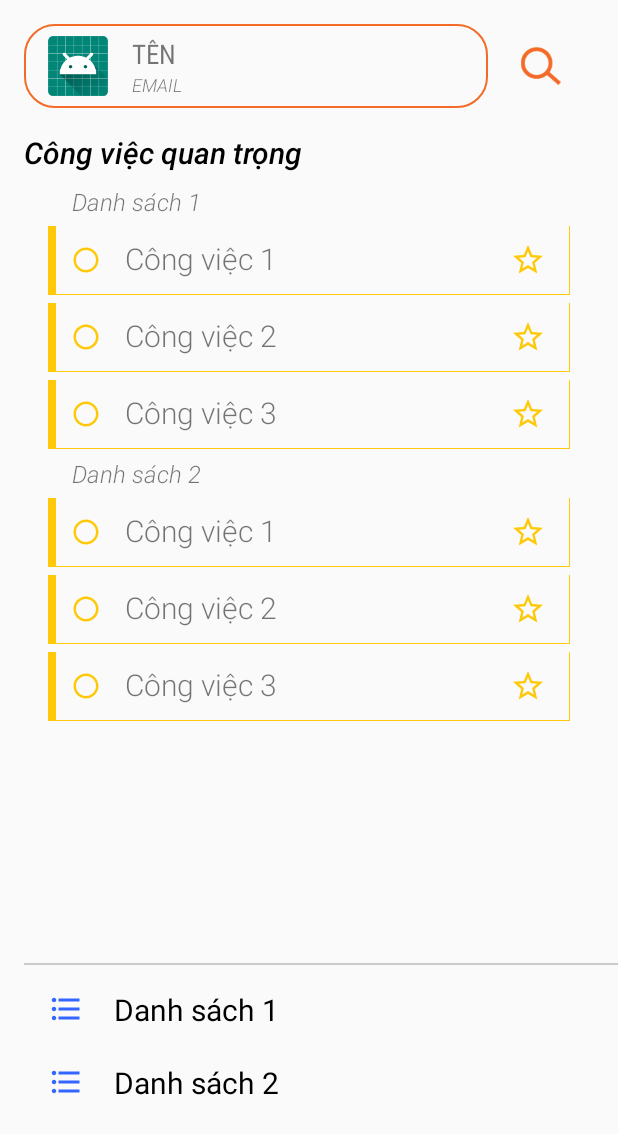
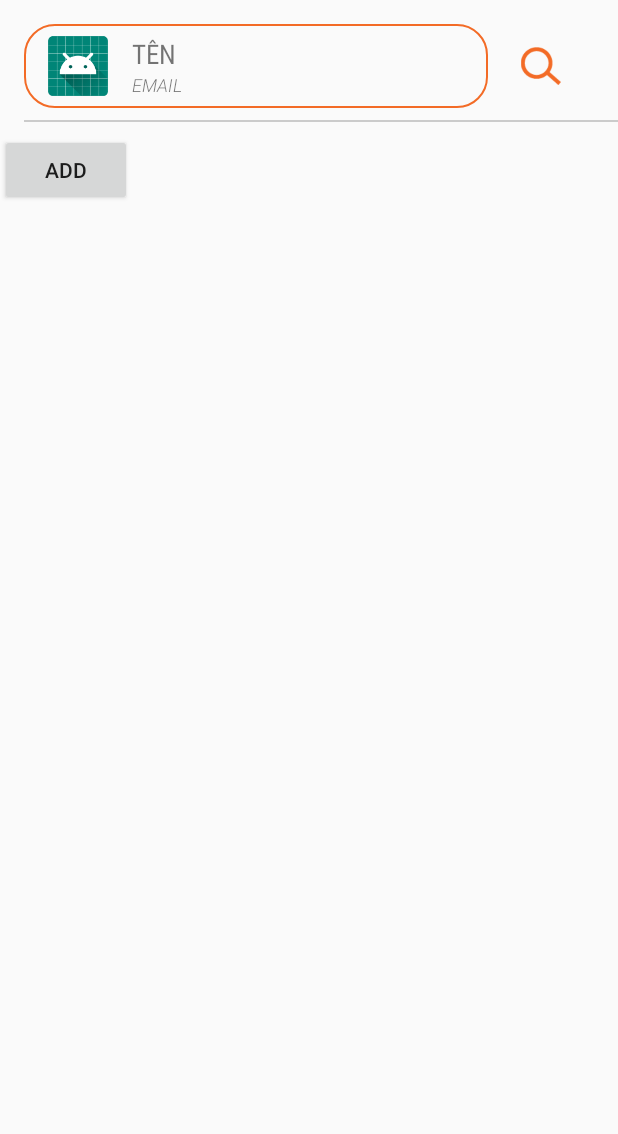
Before and after one commit to thanhbuigithub/ANDROID_MYTASKS, an Android app: the screen it shows after launch (MainActivity), on a phone screen of 412 x 824 dp. Shown: the top 1134 px of the screen. Run offline under Robolectric (Android 15) with nearby library versions, the phone set to English and light mode, and no system bars.

Commit message:
Create database and Change main activity layout

```diff
--- a/app/src/main/java/com/example/mytasks/CustomExpendableListView.java
+++ /dev/null
@@ -1,84 +0,0 @@
-package com.example.mytasks;
-
-import android.content.Context;
-import android.content.Intent;
-import android.view.LayoutInflater;
-import android.view.View;
-import android.view.ViewGroup;
-import android.widget.BaseExpandableListAdapter;
-import android.widget.TextView;
-
-import java.util.HashMap;
-import java.util.List;
-
-public class CustomExpendableListView extends BaseExpandableListAdapter {
-    Context context;
-    List<String> listList;
-    HashMap<String,List<Tasks>> listTask;
-
-    public CustomExpendableListView(Context context, List<String> listList, HashMap<String, List<Tasks>> listTask) {
-        this.context = context;
-        this.listList = listList;
-        this.listTask = listTask;
-    }
-
-    @Override
-    public int getGroupCount() {
-        return listList.size();
-    }
-
-    @Override
-    public int getChildrenCount(int groupPosition) {
-        return listTask.get(listList.get(groupPosition)).size();
-    }
-
-    @Override
-    public Object getGroup(int groupPosition) {
-        return listList.get(groupPosition);
-    }
-
-    @Override
-    public Object getChild(int groupPosition, int childPosition) {
-        return listTask.get(listList.get(groupPosition)).get(childPosition);
-    }
-
-    @Override
-    public long getGroupId(int groupPosition) {
-        return groupPosition;
-    }
-
-    @Override
-    public long getChildId(int groupPosition, int childPosition) {
-        return childPosition;
-    }
-
-    @Override
-    public boolean hasStableIds() {
-        return false;
-    }
-
-    @Override
-    public View getGroupView(int groupPosition, boolean isExpanded, View convertView, ViewGroup parent) {
-        String listName = (String) getGroup(groupPosition);
-        LayoutInflater inflater = (LayoutInflater) context.getSystemService(context.LAYOUT_INFLATER_SERVICE);
-        convertView = inflater.inflate(R.layout.list_list,null);
-        TextView tvList = (TextView) convertView.findViewById(R.id.tvlist);
-        tvList.setText(listName);
-        return convertView;
-    }
-
-    @Override
-    public View getChildView(int groupPosition, int childPosition, boolean isLastChild, View convertView, ViewGroup parent) {
-        Tasks taskName = (Tasks) getChild(groupPosition, childPosition);
-        LayoutInflater inflater = (LayoutInflater) context.getSystemService(context.LAYOUT_INFLATER_SERVICE);
-        convertView = inflater.inflate(R.layout.list_task,null);
-        TextView tvTask = (TextView) convertView.findViewById(R.id.tvtask);
-        tvTask.setText(taskName.mName);
-        return convertView;
-    }
-
-    @Override
-    public boolean isChildSelectable(int groupPosition, int childPosition) {
-        return true;
-    }
-}
--- /dev/null
+++ b/app/src/main/java/com/example/mytasks/DbHelper.java
@@ -0,0 +1,169 @@
+package com.example.mytasks;
+
+import android.content.ContentValues;
+import android.content.Context;
+import android.database.Cursor;
+import android.database.sqlite.SQLiteDatabase;
+import android.database.sqlite.SQLiteOpenHelper;
+
+import androidx.annotation.Nullable;
+
+import java.util.ArrayList;
+
+public class DbHelper extends SQLiteOpenHelper {
+    private static final String DB_NAME = "MyTasksDB";
+    private static final int DB_VER = 1;
+    public static final String DB_TABLE_TASK = "Task";
+    public static final String DB_TABLE_LIST = "List";
+    public static final String DB_COLUMN_ID = "ID";
+    public static final String DB_COLUMN_NAME = "Name";
+    public static final String DB_COLUMN_ISIMPORTANT = "IsImportant";
+    public static final String DB_COLUMN_ISDONE = "IsDone";
+    public static final String DB_COLUMN_IDLIST = "IDList";
+    public static final String DB_COLUMN_ICON = "Icon";
+
+
+    public DbHelper(@Nullable Context context) {
+        super(context, DB_NAME, null, DB_VER);
+    }
+
+    @Override
+    public void onCreate(SQLiteDatabase db) {
+        String script = "CREATE TABLE " + DB_TABLE_TASK + " ( "
+                + DB_COLUMN_ID + " integer primary key, "
+                + DB_COLUMN_NAME + " text, "
+                + DB_COLUMN_ISDONE + " integer, "
+                + DB_COLUMN_ISIMPORTANT + " integer, "
+                + DB_COLUMN_IDLIST + " integer)";
+        db.execSQL(script);
+
+        script = "CREATE TABLE " + DB_TABLE_LIST + " ( "
+                + DB_COLUMN_ID + " integer primary key, "
+                + DB_COLUMN_NAME + " text, "
+                + DB_COLUMN_ICON + " integer)";
+        db.execSQL(script);
+    }
+
+    @Override
+    public void onUpgrade(SQLiteDatabase db, int oldVersion, int newVersion) {
+        String script = "DROP TABLE IF EXISTS " + DB_TABLE_TASK;
+        db.execSQL(script);
+
+        script = "DROP TABLE IF EXISTS " + DB_TABLE_LIST;
+        db.execSQL(script);
+
+        onCreate(db);
+    }
+
+    public void insertNewList(TaskList list){
+        SQLiteDatabase db = this.getWritableDatabase();
+        ContentValues values = new ContentValues();
+        values.put(DB_COLUMN_NAME,list.getmName());
+        values.put(DB_COLUMN_ICON,list.getmIcon());
+        db.insertWithOnConflict(DB_TABLE_LIST,null,values,SQLiteDatabase.CONFLICT_IGNORE);
+        db.close();
+    }
+
+    public void insertNewTaskToList(Task task, TaskList list){
+        SQLiteDatabase db = this.getWritableDatabase();
+        ContentValues values = new ContentValues();
+        values.put(DB_COLUMN_NAME,task.getmName());
+        values.put(DB_COLUMN_ISDONE, task.getmIsDone());
+        values.put(DB_COLUMN_ISIMPORTANT, task.getmIsImportant());
+        values.put(DB_COLUMN_IDLIST, list.getmID());
+        db.insertWithOnConflict(DB_TABLE_LIST,null,values,SQLiteDatabase.CONFLICT_IGNORE);
+        db.close();
+    }
+
+    public void deleteTask(Task task)
+    {
+        SQLiteDatabase db = this.getWritableDatabase();
+        db.delete(DB_TABLE_TASK, DB_COLUMN_ID + " = ?", new String[]{String.valueOf(task.getmID())});
+        db.close();
+    }
+
+    public void deleteList(TaskList list)
+    {
+        SQLiteDatabase db = this.getWritableDatabase();
+        db.delete(DB_TABLE_LIST, DB_COLUMN_ID + " = ?", new String[]{String.valueOf(list.getmID())});
+        db.delete(DB_TABLE_TASK, DB_COLUMN_IDLIST + " = ?", new String[]{String.valueOf(list.getmID())});
+    }
+
+    public ArrayList<TaskList> getAllList(){
+        ArrayList<TaskList> allList = new ArrayList<>();
+        TaskList list = new TaskList();
+        Task task = new Task();
+        SQLiteDatabase db = this.getReadableDatabase();
+        String selectQueryList = "SELECT * FROM " + DB_TABLE_LIST;
+        String selectQueryTask = "SELECT * FROM " + DB_TABLE_TASK;
+
+        Cursor cursorList = db.rawQuery(selectQueryList,null);
+        Cursor cursorTask = db.rawQuery(selectQueryTask,null);
+
+        cursorList.moveToPosition(-1);
+        while(cursorList.moveToNext()){
+            list.setmID(cursorList.getInt(cursorList.getColumnIndex(DB_COLUMN_ID)));
+            list.setmName(cursorList.getString(cursorList.getColumnIndex(DB_COLUMN_NAME)));
+            list.setmIcon(cursorList.getInt(cursorList.getColumnIndex(DB_COLUMN_ICON)));
+            cursorTask.moveToPosition(-1);
+            while (cursorTask.moveToNext()){
+                task.setmID(cursorTask.getInt(cursorTask.getColumnIndex(DB_COLUMN_ID)));
+
+                task.setmName(cursorTask.getString(cursorTask.getColumnIndex(DB_COLUMN_NAME)));
+
+                task.setmIsDone(cursorTask.getInt(cursorTask.getColumnIndex(DB_COLUMN_ISDONE)));
+
+                task.setmIsImportant(cursorTask.getInt(cursorTask.getColumnIndex(DB_COLUMN_ISIMPORTANT)));
+
+                list.getmListTasks().add(task);
+            }
+            allList.add(list);
+        }
+        cursorList.close();
+        cursorTask.close();
+
+        return allList;
+    }
+
+    public void updateList(TaskList list){
+        SQLiteDatabase db = this.getWritableDatabase();
+        ContentValues values = new ContentValues();
+        values.put(DB_COLUMN_NAME, list.getmName());
+        values.put(DB_COLUMN_ICON,list.getmIcon());
+        db.update(DB_TABLE_LIST,values,DB_COLUMN_ID + " = ?", new String[] {String.valueOf(list.getmID())});
+        db.close();
+    }
+
+    public void updateTask(Task task){
+        SQLiteDatabase db = this.getWritableDatabase();
+        ContentValues values = new ContentValues();
+        values.put(DB_COLUMN_NAME, task.getmName());
+        values.put(DB_COLUMN_ISDONE, task.getmIsDone());
+        values.put(DB_COLUMN_ISIMPORTANT, task.getmIsImportant());
+        db.update(DB_TABLE_TASK,values,DB_COLUMN_ID + " = ?", new String[] {String.valueOf(task.getmID())});
+        db.close();
+    }
+
+    public TaskList getImportantList(){
+        TaskList list = new TaskList();
+        list.setmName("Quan Trọng");
+        Task task = new Task();
+        SQLiteDatabase db = this.getReadableDatabase();
+        String selectQueryTask = "SELECT * FROM " + DB_TABLE_TASK;
+        Cursor cursorTask = db.rawQuery(selectQueryTask,null);
+        cursorTask.moveToPosition(-1);
+        while (cursorTask.moveToNext()){
+            task.setmID(cursorTask.getInt(cursorTask.getColumnIndex(DB_COLUMN_ID)));
+
+            task.setmName(cursorTask.getString(cursorTask.getColumnIndex(DB_COLUMN_NAME)));
+
+            task.setmIsDone(cursorTask.getInt(cursorTask.getColumnIndex(DB_COLUMN_ISDONE)));
+
+            task.setmIsImportant(cursorTask.getInt(cursorTask.getColumnIndex(DB_COLUMN_ISIMPORTANT)));
+
+            list.getmListTasks().add(task);
+        }
+
+        return list;
+    }
+}
--- a/app/src/main/java/com/example/mytasks/ExpendableListView_List.java
+++ /dev/null
@@ -1,97 +0,0 @@
-package com.example.mytasks;
-
-import android.content.Context;
-import android.content.Intent;
-import android.view.LayoutInflater;
-import android.view.View;
-import android.view.ViewGroup;
-import android.widget.BaseExpandableListAdapter;
-import android.widget.ImageView;
-import android.widget.TextView;
-
-import java.util.HashMap;
-import java.util.List;
-
-public class ExpendableListView_List extends BaseExpandableListAdapter {
-    Context context;
-    List<String> listList;
-    HashMap<String,List<Tasks>> listTask;
-
-    public ExpendableListView_List(Context context, List<String> listList, HashMap<String, List<Tasks>> listTask) {
-        this.context = context;
-        this.listList = listList;
-        this.listTask = listTask;
-    }
-
-    @Override
-    public int getGroupCount() {
-        return listList.size();
-    }
-
-    @Override
-    public int getChildrenCount(int groupPosition) {
-        return listTask.get(listList.get(groupPosition)).size();
-    }
-
-    @Override
-    public Object getGroup(int groupPosition) {
-        return listList.get(groupPosition);
-    }
-
-    @Override
-    public Object getChild(int groupPosition, int childPosition) {
-        return listTask.get(listList.get(groupPosition)).get(childPosition);
-    }
-
-    @Override
-    public long getGroupId(int groupPosition) {
-        return groupPosition;
-    }
-
-    @Override
-    public long getChildId(int groupPosition, int childPosition) {
-        return childPosition;
-    }
-
-    @Override
-    public boolean hasStableIds() {
-        return false;
-    }
-
-    @Override
-    public View getGroupView(int groupPosition, boolean isExpanded, View convertView, ViewGroup parent) {
-        String listName = (String) getGroup(groupPosition);
-        LayoutInflater inflater = (LayoutInflater) context.getSystemService(context.LAYOUT_INFLATER_SERVICE);
-        convertView = inflater.inflate(R.layout.list_view,null);
-        TextView tvList = (TextView) convertView.findViewById(R.id.tvlist2);
-        ImageView imgList = (ImageView) convertView.findViewById(R.id.imgListView);
-        tvList.setText(listName);
-
-        tvList.setOnClickListener(new View.OnClickListener() {
-            @Override
-            public void onClick(View view) {
-                Intent intent;
-                intent = new Intent(context,ListTaskActivity.class);
-
-                context.startActivity(intent);
-            }
-        });
-
-        return convertView;
-    }
-
-    @Override
-    public View getChildView(int groupPosition, int childPosition, boolean isLastChild, View convertView, ViewGroup parent) {
-        Tasks taskName = (Tasks) getChild(groupPosition, childPosition);
-        LayoutInflater inflater = (LayoutInflater) context.getSystemService(context.LAYOUT_INFLATER_SERVICE);
-        convertView = inflater.inflate(R.layout.list_task,null);
-        TextView tvTask = (TextView) convertView.findViewById(R.id.tvtask);
-        tvTask.setText(taskName.mName);
-        return convertView;
-    }
-
-    @Override
-    public boolean isChildSelectable(int groupPosition, int childPosition) {
-        return true;
-    }
-}
--- a/app/src/main/java/com/example/mytasks/ListTaskActivity.java
+++ b/app/src/main/java/com/example/mytasks/ListTaskActivity.java
@@ -23,7 +23,7 @@ import java.util.ArrayList;
 
 public class ListTaskActivity extends AppCompatActivity {
     ListView lvListTask;
-    ArrayList<Tasks> tasksArrayList;
+    ArrayList<Task> tasksArrayList;
     ListTaskAdapter listTaskAdapter;
 
     //Test case
--- a/app/src/main/java/com/example/mytasks/ListTaskAdapter.java
+++ b/app/src/main/java/com/example/mytasks/ListTaskAdapter.java
@@ -13,9 +13,9 @@ import java.util.List;
 public class ListTaskAdapter extends BaseAdapter {
     private Context context;
     private int layout;
-    private List<Tasks> tasksList;
+    private List<Task> tasksList;
 
-    public ListTaskAdapter(Context context, int layout, List<Tasks> tasksList) {
+    public ListTaskAdapter(Context context, int layout, List<Task> tasksList) {
         this.context = context;
         this.layout = layout;
         this.tasksList = tasksList;
--- a/app/src/main/java/com/example/mytasks/MainActivity.java
+++ b/app/src/main/java/com/example/mytasks/MainActivity.java
@@ -4,9 +4,13 @@ import androidx.appcompat.app.AppCompatActivity;
 import androidx.appcompat.widget.Toolbar;
 import androidx.appcompat.widget.ToolbarWidgetWrapper;
 
+import android.content.Intent;
 import android.os.Bundle;
 import android.view.View;
+import android.widget.AdapterView;
+import android.widget.Button;
 import android.widget.ExpandableListView;
+import android.widget.ListView;
 
 import java.util.ArrayList;
 import java.util.HashMap;
@@ -14,63 +18,59 @@ import java.util.List;
 
 public class MainActivity extends AppCompatActivity {
 
-    ExpandableListView eplvImportant, eplv;
-    List<String> listList;
-    HashMap<String,List<Tasks>> listTask;
-
-    CustomExpendableListView customExpendableListView;
-    ExpendableListView_List expendableListView_list;
-
+    ListView lvMainSpec, lvMainList;
+    List<TaskList> mainList, mainSpec;
+    Button btn;
+    MainListView mainListAdapter;
+    MainListView specListAdapter;
 
     @Override
     protected void onCreate(Bundle savedInstanceState) {
         super.onCreate(savedInstanceState);
         setContentView(R.layout.activity_main);
         addControl();
-        customExpendableListView = new CustomExpendableListView(MainActivity.this, listList,listTask);
-        expendableListView_list = new ExpendableListView_List(MainActivity.this, listList,listTask);
-        eplvImportant.setAdapter(customExpendableListView);
-        eplv.setAdapter(expendableListView_list);
+        mainListAdapter = new MainListView(MainActivity.this, R.layout.list_view, mainList);
+        specListAdapter = new MainListView(MainActivity.this, R.layout.list_view, mainSpec);
+        lvMainList.setAdapter(mainListAdapter);
+        lvMainSpec.setAdapter(specListAdapter);
         addEvent();
     }
 
     private void addEvent() {
-        for(int i=0;i<listList.size();i++)
-        {
-            eplvImportant.expandGroup(i);
-        }
-
-        eplvImportant.setOnGroupClickListener(new ExpandableListView.OnGroupClickListener() {
+        lvMainSpec.setOnItemClickListener(new AdapterView.OnItemClickListener() {
             @Override
-            public boolean onGroupClick(ExpandableListView parent, View v, int groupPosition, long id) {
-                eplvImportant.expandGroup(groupPosition);
-                return true;
+            public void onItemClick(AdapterView<?> parent, View view, int position, long id) {
+                Intent intent;
+                intent = new Intent(MainActivity.this,ListTaskActivity.class);
+                startActivity(intent);
             }
         });
 
+        btn.setOnClickListener(new View.OnClickListener() {
+            @Override
+            public void onClick(View v) {
+                DbHelper db = new DbHelper(MainActivity.this);
+                TaskList taskList = new TaskList();
+                taskList.setmName("ABCDE");
+                taskList.setmIcon(R.drawable.list);
+                db.insertNewList(taskList);
+                mainList.clear();
+                List<TaskList> list = db.getAllList();
+                mainList.addAll(list);
+                mainListAdapter.notifyDataSetChanged();
+            }
+        });
     }
 
     private void addControl() {
-        eplvImportant = (ExpandableListView) findViewById(R.id.eplvImportant);
-        eplv = (ExpandableListView) findViewById(R.id.eplv);
-        listList = new ArrayList<>();
-        listTask = new HashMap<String,List<Tasks>>();
-
-        listList.add("Danh sách 1");
-        listList.add("Danh sách 2");
-
-        List<Tasks> danhsach1 = new ArrayList<Tasks>();
-        danhsach1.add(new Tasks("Công việc 1"));
-        danhsach1.add(new Tasks("Công việc 2"));
-        danhsach1.add(new Tasks("Công việc 3"));
-
-        List<Tasks> danhsach2 = new ArrayList<Tasks>();
-        danhsach2.add(new Tasks("Công việc 1"));
-        danhsach2.add(new Tasks("Công việc 2"));
-        danhsach2.add(new Tasks("Công việc 3"));
-
-        listTask.put(listList.get(0),danhsach1);
-        listTask.put(listList.get(1),danhsach2);
+        DbHelper db = new DbHelper(this);
+        lvMainList = (ListView) findViewById(R.id.lvMainList);
+        lvMainSpec = (ListView) findViewById(R.id.lvMainSpec);
+        btn = (Button) findViewById(R.id.btnAdd);
+        mainList = new ArrayList<>();
+        mainSpec = new ArrayList<>();
+        List<TaskList> list = db.getAllList();
+        mainList.addAll(list);
     }
 
 }
--- /dev/null
+++ b/app/src/main/java/com/example/mytasks/MainListView.java
@@ -0,0 +1,70 @@
+package com.example.mytasks;
+
+import android.content.Context;
+import android.content.Intent;
+import android.view.LayoutInflater;
+import android.view.View;
+import android.view.ViewGroup;
+import android.widget.BaseAdapter;
+import android.widget.CheckBox;
+import android.widget.ImageView;
+import android.widget.TextView;
+
+import java.util.ArrayList;
+import java.util.List;
+
+public class MainListView extends BaseAdapter {
+
+    Context context;
+    Integer layout;
+    List<TaskList> mainList;
+
+    public MainListView(Context context, Integer layout, List<TaskList> mainList) {
+        this.context = context;
+        this.layout = layout;
+        this.mainList = mainList;
+    }
+
+    @Override
+    public int getCount() {
+        return mainList.size();
+    }
+
+    @Override
+    public Object getItem(int position) {
+        return mainList.get(position);
+    }
+
+    @Override
+    public long getItemId(int position) {
+        return position;
+    }
+
+    private class Viewholder{
+        TextView tvMainList;
+        ImageView imgMainList;
+    }
+
+    @Override
+    public View getView(int position, View convertView, ViewGroup parent) {
+        Viewholder viewholder;
+
+        if(convertView == null)
+        {
+            viewholder = new Viewholder();
+            LayoutInflater inflater = (LayoutInflater) context.getSystemService(Context.LAYOUT_INFLATER_SERVICE);
+            convertView = inflater.inflate(layout, parent, false);
+
+            viewholder.tvMainList = (TextView) convertView.findViewById(R.id.tvMainList);
+            viewholder.tvMainList.setText(mainList.get(position).getmName());
+
+            viewholder.imgMainList = (ImageView) convertView.findViewById(R.id.imgMainList);
+            viewholder.imgMainList.setImageResource(mainList.get(position).getmIcon());
+
+        }
+        else{
+            viewholder = (Viewholder) convertView.getTag();
+        }
+        return convertView;
+    }
+}
--- a/app/src/main/res/layout/activity_main.xml
+++ b/app/src/main/res/layout/activity_main.xml
@@ -75,29 +75,14 @@
 
     </LinearLayout>
 
-    <TextView
-        android:layout_width="wrap_content"
-        android:layout_height="wrap_content"
-        android:text="Công việc quan trọng"
-        android:fontFamily="@font/roboto_mediumitalic"
-        android:textSize="20sp"
-        android:textColor="#000000"
-        android:layout_marginLeft="16dp"
-        android:layout_marginTop="16dp"/>
-
-        <ExpandableListView
-            android:id="@+id/eplvImportant"
+        <ListView
+            android:id="@+id/lvMainSpec"
             android:layout_width="match_parent"
             android:layout_height="wrap_content"
-            android:layout_weight="2"
-            android:groupIndicator="@null"
             android:layout_marginTop="8dp"
-            android:layout_marginLeft="32dp"
-            android:layout_marginRight="32dp"
-            android:divider="@null"
-            android:childDivider="@null"
-            android:dividerHeight="5dp">
-        </ExpandableListView>
+            android:layout_marginLeft="16dp"
+            android:divider="@null">
+        </ListView>
 
     <ImageView
         android:layout_width="match_parent"
@@ -105,18 +90,18 @@
         android:src="@drawable/line"
         android:layout_marginLeft="16dp"/>
 
-        <ExpandableListView
-            android:id="@+id/eplv"
+        <ListView
+            android:id="@+id/lvMainList"
             android:layout_width="match_parent"
             android:layout_height="wrap_content"
-            android:layout_weight="1"
-            android:groupIndicator="@null"
             android:layout_marginTop="8dp"
-            android:layout_marginStart="32dp"
-            android:layout_marginEnd="32dp"
-            android:divider="@null"
-            android:childDivider="@null"
-            android:dividerHeight="5dp">
-        </ExpandableListView>
+            android:layout_marginStart="16dp"
+            android:divider="@null">
+        </ListView>
 
+    <Button
+        android:layout_width="wrap_content"
+        android:layout_height="wrap_content"
+        android:id="@+id/btnAdd"
+        android:text="ADD"/>
 </LinearLayout>
--- a/app/src/main/res/layout/list_list.xml
+++ /dev/null
@@ -1,14 +0,0 @@
-<?xml version="1.0" encoding="utf-8"?>
-<LinearLayout xmlns:android="http://schemas.android.com/apk/res/android"
-    android:orientation="vertical" android:layout_width="match_parent"
-    android:layout_height="match_parent">
-
-    <TextView
-        android:layout_width="wrap_content"
-        android:layout_height="wrap_content"
-        android:id="@+id/tvlist"
-        android:text="tittle"
-        android:fontFamily="@font/roboto_lightitalic"
-        android:textSize="16sp"
-        android:layout_marginLeft="16dp"/>
-</LinearLayout>
--- a/app/src/main/res/layout/list_view.xml
+++ b/app/src/main/res/layout/list_view.xml
@@ -10,10 +10,10 @@
         android:layout_width="wrap_content"
         android:layout_height="wrap_content"
         android:src="@drawable/list"
-        android:id="@+id/imgListView"/>
+        android:id="@+id/imgMainList"/>
 
     <TextView
-        android:id="@+id/tvlist2"
+        android:id="@+id/tvMainList"
         android:layout_width="wrap_content"
         android:layout_height="wrap_content"
         android:text="Danh sách"
```
Also changed, not shown: app/src/main/java/com/example/mytasks/Task.java (added, +40 -0 lines), app/src/main/java/com/example/mytasks/TaskList.java (added, +43 -0 lines), app/src/main/java/com/example/mytasks/Tasks.java (deleted, +0 -22 lines).
